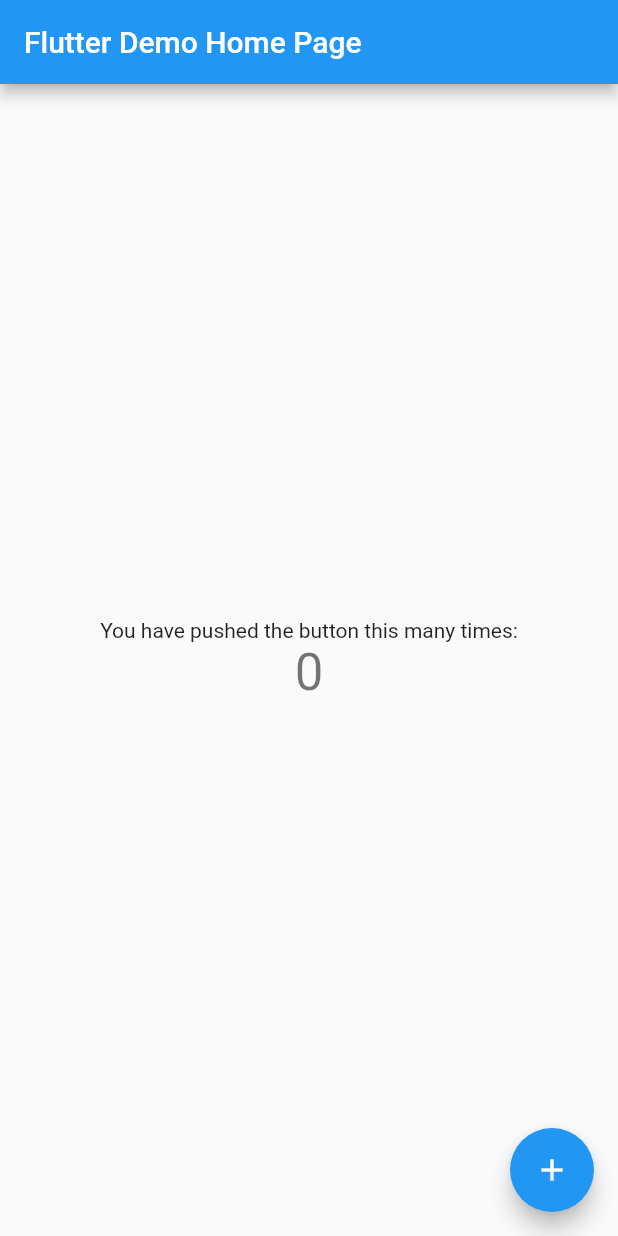
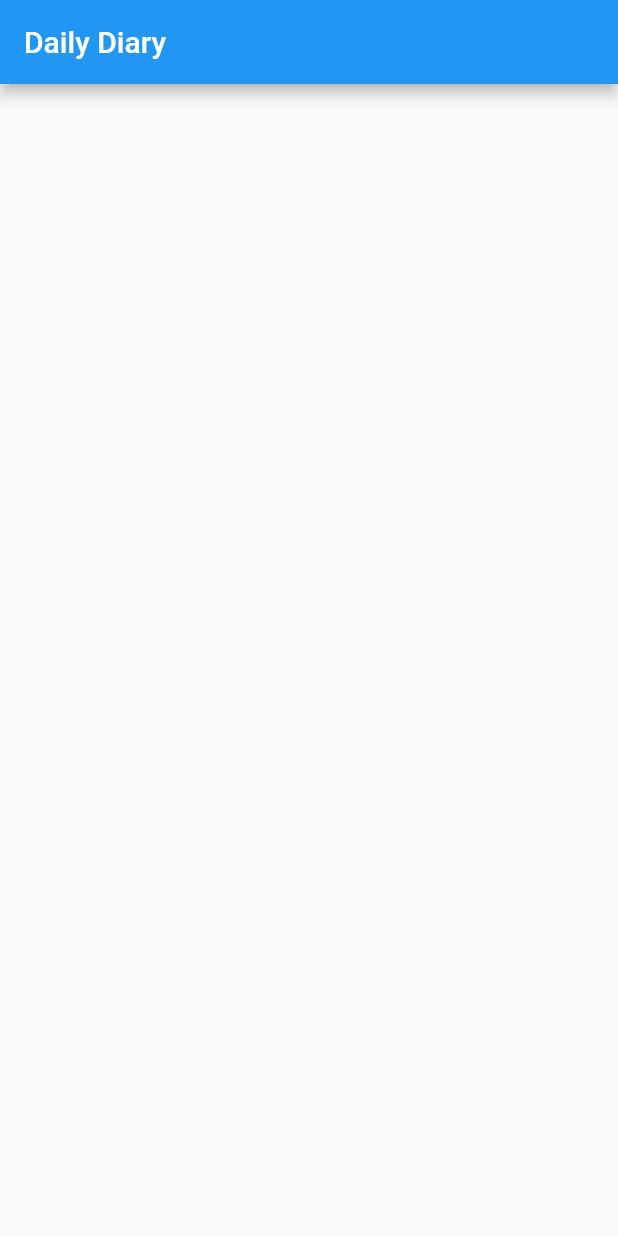
Before and after one commit to indev-aj/daily_diary, a Flutter app: the screen it shows after launch, on a phone screen of 412 x 824 dp. Run offline on Flutter 3.47's test engine with Material 2 defaults, Android fonts, the phone set to English and light mode, and no system bars.

Commit message:
added main screen

```diff
--- a/lib/main.dart
+++ b/lib/main.dart
@@ -1,111 +1,16 @@
+import 'package:daily_diary/screens/main_screen.dart';
 import 'package:flutter/material.dart';
 
 void main() => runApp(MyApp());
 
 class MyApp extends StatelessWidget {
-  // This widget is the root of your application.
+  const MyApp({Key key}) : super(key: key);
+
   @override
   Widget build(BuildContext context) {
     return MaterialApp(
-      title: 'Flutter Demo',
-      theme: ThemeData(
-        // This is the theme of your application.
-        //
-        // Try running your application with "flutter run". You'll see the
-        // application has a blue toolbar. Then, without quitting the app, try
-        // changing the primarySwatch below to Colors.green and then invoke
-        // "hot reload" (press "r" in the console where you ran "flutter run",
-        // or simply save your changes to "hot reload" in a Flutter IDE).
-        // Notice that the counter didn't reset back to zero; the application
-        // is not restarted.
-        primarySwatch: Colors.blue,
-      ),
-      home: MyHomePage(title: 'Flutter Demo Home Page'),
+      debugShowCheckedModeBanner: false,
+      home: MainScreen(),
     );
   }
 }
-
-class MyHomePage extends StatefulWidget {
-  MyHomePage({Key key, this.title}) : super(key: key);
-
-  // This widget is the home page of your application. It is stateful, meaning
-  // that it has a State object (defined below) that contains fields that affect
-  // how it looks.
-
-  // This class is the configuration for the state. It holds the values (in this
-  // case the title) provided by the parent (in this case the App widget) and
-  // used by the build method of the State. Fields in a Widget subclass are
-  // always marked "final".
-
-  final String title;
-
-  @override
-  _MyHomePageState createState() => _MyHomePageState();
-}
-
-class _MyHomePageState extends State<MyHomePage> {
-  int _counter = 0;
-
-  void _incrementCounter() {
-    setState(() {
-      // This call to setState tells the Flutter framework that something has
-      // changed in this State, which causes it to rerun the build method below
-      // so that the display can reflect the updated values. If we changed
-      // _counter without calling setState(), then the build method would not be
-      // called again, and so nothing would appear to happen.
-      _counter++;
-    });
-  }
-
-  @override
-  Widget build(BuildContext context) {
-    // This method is rerun every time setState is called, for instance as done
-    // by the _incrementCounter method above.
-    //
-    // The Flutter framework has been optimized to make rerunning build methods
-    // fast, so that you can just rebuild anything that needs updating rather
-    // than having to individually change instances of widgets.
-    return Scaffold(
-      appBar: AppBar(
-        // Here we take the value from the MyHomePage object that was created by
-        // the App.build method, and use it to set our appbar title.
-        title: Text(widget.title),
-      ),
-      body: Center(
-        // Center is a layout widget. It takes a single child and positions it
-        // in the middle of the parent.
-        child: Column(
-          // Column is also a layout widget. It takes a list of children and
-          // arranges them vertically. By default, it sizes itself to fit its
-          // children horizontally, and tries to be as tall as its parent.
-          //
-          // Invoke "debug painting" (press "p" in the console, choose the
-          // "Toggle Debug Paint" action from the Flutter Inspector in Android
-          // Studio, or the "Toggle Debug Paint" command in Visual Studio Code)
-          // to see the wireframe for each widget.
-          //
-          // Column has various properties to control how it sizes itself and
-          // how it positions its children. Here we use mainAxisAlignment to
-          // center the children vertically; the main axis here is the vertical
-          // axis because Columns are vertical (the cross axis would be
-          // horizontal).
-          mainAxisAlignment: MainAxisAlignment.center,
-          children: <Widget>[
-            Text(
-              'You have pushed the button this many times:',
-            ),
-            Text(
-              '$_counter',
-              style: Theme.of(context).textTheme.display1,
-            ),
-          ],
-        ),
-      ),
-      floatingActionButton: FloatingActionButton(
-        onPressed: _incrementCounter,
-        tooltip: 'Increment',
-        child: Icon(Icons.add),
-      ), // This trailing comma makes auto-formatting nicer for build methods.
-    );
-  }
-}
--- /dev/null
+++ b/lib/screens/main_screen.dart
@@ -0,0 +1,18 @@
+import 'package:flutter/material.dart';
+
+class MainScreen extends StatefulWidget {
+  @override
+  _MainScreenState createState() => _MainScreenState();
+}
+
+class _MainScreenState extends State<MainScreen> {
+  @override
+  Widget build(BuildContext context) {
+    return Scaffold(
+      appBar: AppBar(
+        title: Text('Daily Diary'),
+      ),
+      body: Container(),
+    );
+  }
+}
```
